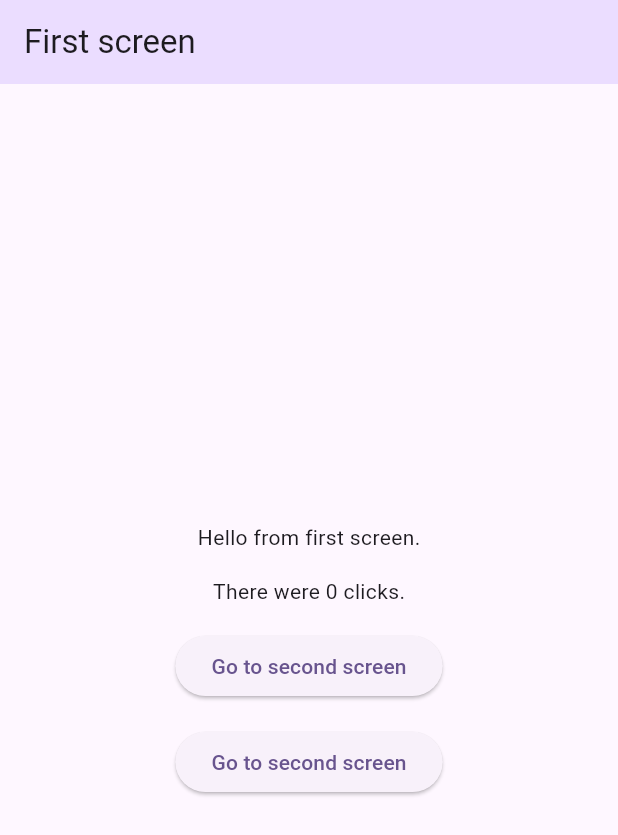
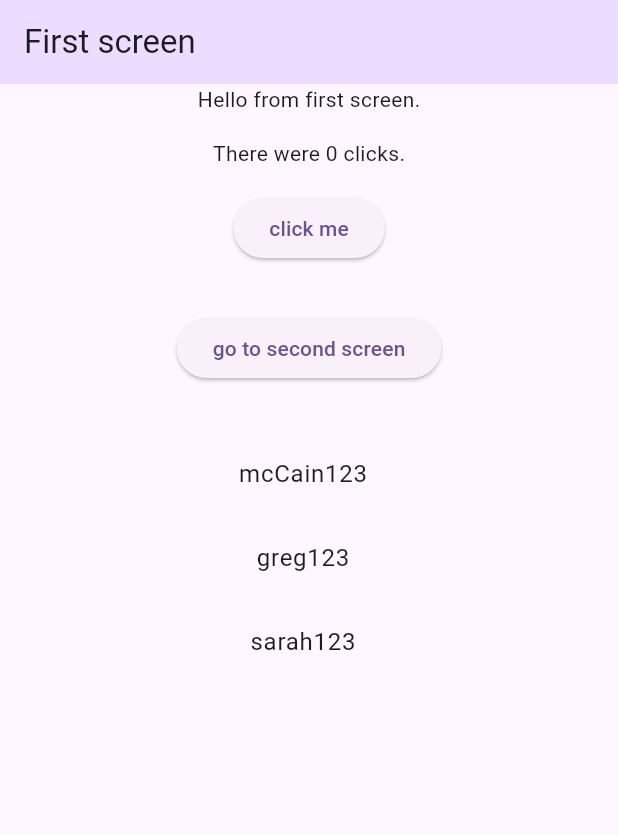
Before and after one commit to priscille-ngondankoy-vinci/tuto4, a Flutter app: the screen it shows after launch, on a phone screen of 412 x 824 dp. Shown: the top 835 px of the screen. Run offline on Flutter 3.47's test engine with Material 3 defaults, Android fonts, the phone set to English and light mode, and no system bars; our stand-ins replace go_router.

```diff
--- a/lib/first_screen.dart
+++ b/lib/first_screen.dart
@@ -26,18 +26,40 @@ class _FirstScreenState extends State<FirstScreen> {
             const SizedBox(height: 16),
             Text("There were $nbClicks clicks."),
             const SizedBox(height: 16),
-          ElevatedButton(
-            onPressed: () => context.go("/second"),
-            child: const Text("Go to second screen"),
-          ),
-            const SizedBox(height: 16),
+            ElevatedButton(
+              onPressed: () => setState(() => nbClicks++),
+              child: const Text("click me"),
+            ),
+            const SizedBox(height: 32),
             ElevatedButton(
               onPressed: () => context.go("/second", extra: nbClicks),
-              child: const Text("Go to second screen"),
+              child: const Text("go to second screen"),
             ),
+            const SizedBox(height: 32),
+            const Expanded(child: UserListView()),
           ],
         ),
       ),
     );
   }
 }
+
+class UserListView extends StatelessWidget {
+  static const usernames = ['mcCain123', 'greg123', 'sarah123'];
+
+  const UserListView({super.key});
+
+  @override
+  Widget build(BuildContext context) {
+    return ListView.builder(
+      itemCount: usernames.length,
+      itemBuilder: (context, index) {
+        final username = usernames[index];
+        return ListTile(
+          title: Center(child: Text(username)),
+          onTap: () => context.go('/users/$username'),
+        );
+      },
+    );
+  }
+}
--- a/lib/main.dart
+++ b/lib/main.dart
@@ -1,5 +1,6 @@
 import 'package:flutter/material.dart';
 import 'package:go_router/go_router.dart';
+import 'package:tuto4/user_screen.dart';
 import 'second_screen.dart';
 import 'first_screen.dart';
 
@@ -13,9 +14,14 @@ final _router = GoRouter(
         GoRoute(
           path: 'second',
           builder: (context, state) {
-            final nbClicks = (state.extra ?? 0) as int;
+            final int nbClicks = (state.extra ?? 0) as int;
             return SecondScreen(nbClicks: nbClicks);
           },
+        ),
+        GoRoute(
+          path: 'users/:username',
+          builder: (context, state) =>
+              UserScreen(username: state.pathParameters['username'] ?? ''),
         ),
       ],
     ),
```
Also changed, not shown: lib/user_screen.dart (added, +55 -0 lines).
